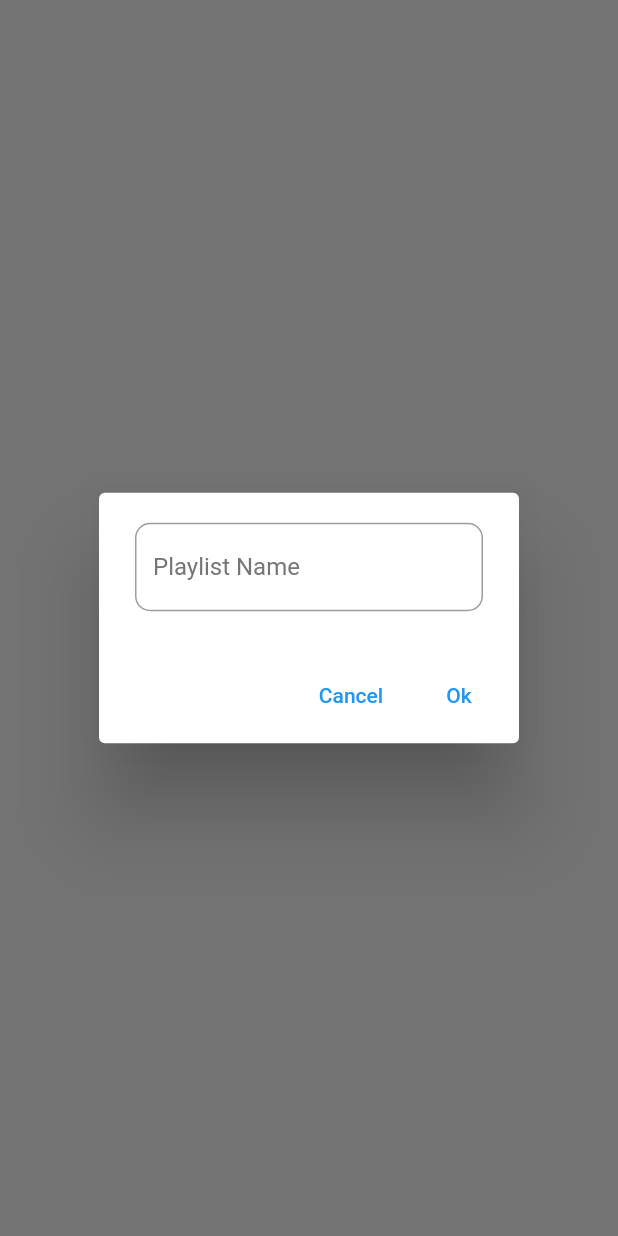
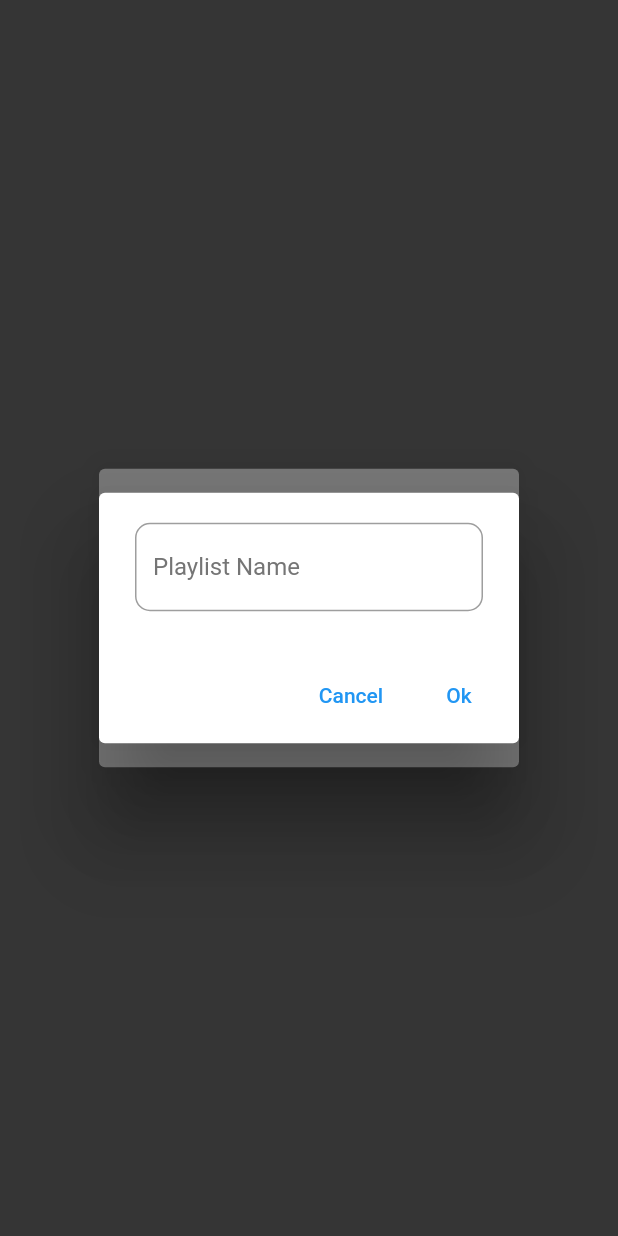
Before and after one commit to Abhijith-C/Music, a Flutter app: what dialogBox() shows on an empty page, opened directly with empty values, after a tap on "New Playlist", on a phone screen of 412 x 824 dp. Run offline on Flutter 3.47's test engine with Material 2 defaults, Android fonts, the phone set to English and light mode, and no system bars; our stand-ins replace assets_audio_player, audio_video_progress_bar, curved_navigation_bar, flutter_slidable, on_audio_query, permission_handler; missing offline and left inert: on_audio_room.

```diff
--- a/lib/functioins/functions.dart
+++ b/lib/functioins/functions.dart
@@ -13,12 +13,13 @@ void dialogBox(BuildContext context, int id, int inde) {
   });
   showDialog(
       context: context,
-      builder: (ctx) =>  SimpleDialog(
+      builder: (ctx) => StatefulBuilder(builder: (context, setState) {
+            return SimpleDialog(
               children: [
                 SimpleDialogOption(
                   onPressed: () {
-                  Navigator.pop(context);
-                  createPlaylist(ctx);
+                    //Navigator.pop(context);
+                    createPlaylist(ctx, setState);
                   },
                   child: Text('New Playlist'),
                 ),
@@ -54,10 +55,11 @@ void dialogBox(BuildContext context, int id, int inde) {
                       }),
                 ))
               ],
-          ));
+            );
+          }));
 }
 
-void createPlaylist(BuildContext ctx) {
+void createPlaylist(BuildContext ctx, void Function(void Function()) setState) {
   final playlistNameController = TextEditingController();
   showDialog(
       barrierDismissible: false,
@@ -82,6 +84,7 @@ void createPlaylist(BuildContext ctx) {
               TextButton(
                   onPressed: () {
                     createNewPlaylist(playlistNameController.text);
+                    setState(() {});
                     Navigator.pop(ctx);
                     // dialogBox(context);
                   },
```
Lines whose indentation alone changed are shown as unchanged.
